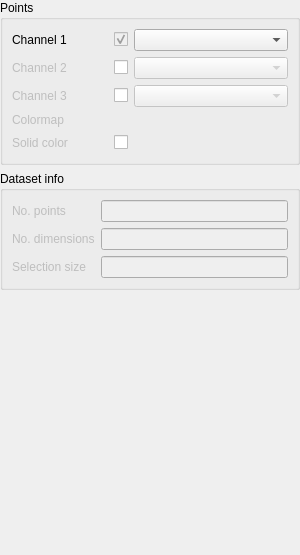
Old version of the form src/PointsLayerWidget.ui in the repository ManiVaultStudio/ImageViewerPlugin.
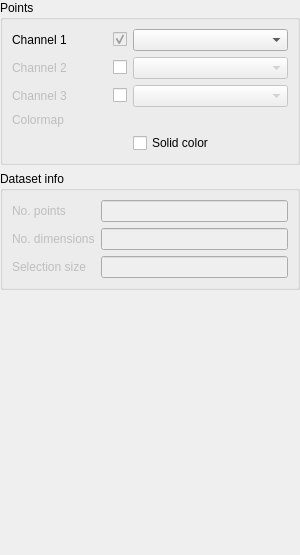
New version of the form. Custom widgets are drawn as their Qt base class.

Commit message: Solid color functionality is working

```diff
--- a/src/PointsLayerWidget.ui
+++ b/src/PointsLayerWidget.ui
@@ -56,60 +56,7 @@
       <string>Points</string>
      </property>
      <layout class="QGridLayout" name="gridLayout">
-      <item row="3" column="1">
-       <widget class="QComboBox" name="channel2ComboBox">
-        <property name="enabled">
-         <bool>false</bool>
-        </property>
-        <property name="sizePolicy">
-         <sizepolicy hsizetype="Preferred" vsizetype="Fixed">
-          <horstretch>1</horstretch>
-          <verstretch>0</verstretch>
-         </sizepolicy>
-        </property>
-       </widget>
-      </item>
-      <item row="8" column="0">
-       <layout class="QHBoxLayout" name="colorHorizontalLayout">
-        <property name="spacing">
-         <number>6</number>
-        </property>
-        <property name="bottomMargin">
-         <number>0</number>
-        </property>
-        <item>
-         <widget class="QLabel" name="solidColorLabel">
-          <property name="enabled">
-           <bool>false</bool>
-          </property>
-          <property name="text">
-           <string>Solid color</string>
-          </property>
-         </widget>
-        </item>
-        <item>
-         <spacer name="colorHorizontalSpacer">
-          <property name="orientation">
-           <enum>Qt::Horizontal</enum>
-          </property>
-          <property name="sizeHint" stdset="0">
-           <size>
-            <width>40</width>
-            <height>20</height>
-           </size>
-          </property>
-         </spacer>
-        </item>
-        <item>
-         <widget class="QCheckBox" name="solidColorCheckBox">
-          <property name="text">
-           <string/>
-          </property>
-         </widget>
-        </item>
-       </layout>
-      </item>
-      <item row="4" column="1">
+      <item row="5" column="1">
        <widget class="QComboBox" name="channel3ComboBox">
         <property name="enabled">
          <bool>false</bool>
@@ -122,13 +69,36 @@
         </property>
        </widget>
       </item>
-      <item row="7" column="0">
-       <widget class="QLabel" name="colormapLabel">
+      <item row="4" column="1">
+       <widget class="QComboBox" name="channel2ComboBox">
         <property name="enabled">
          <bool>false</bool>
         </property>
-        <property name="text">
-         <string>Colormap</string>
+        <property name="sizePolicy">
+         <sizepolicy hsizetype="Preferred" vsizetype="Fixed">
+          <horstretch>1</horstretch>
+          <verstretch>0</verstretch>
+         </sizepolicy>
+        </property>
+       </widget>
+      </item>
+      <item row="2" column="1">
+       <widget class="QComboBox" name="channel1ComboBox">
+        <property name="enabled">
+         <bool>true</bool>
+        </property>
+        <property name="sizePolicy">
+         <sizepolicy hsizetype="Preferred" vsizetype="Fixed">
+          <horstretch>1</horstretch>
+          <verstretch>0</verstretch>
+         </sizepolicy>
+        </property>
+       </widget>
+      </item>
+      <item row="8" column="1">
+       <widget class="ColorMapComboBox" name="colormapComboBox" native="true">
+        <property name="enabled">
+         <bool>false</bool>
         </property>
        </widget>
       </item>
@@ -175,30 +145,7 @@
         </item>
        </layout>
       </item>
-      <item row="8" column="1">
-       <widget class="ColorWidget" name="solidColorPushButton" native="true"/>
-      </item>
-      <item row="2" column="1">
-       <widget class="QComboBox" name="channel1ComboBox">
-        <property name="enabled">
-         <bool>true</bool>
-        </property>
-        <property name="sizePolicy">
-         <sizepolicy hsizetype="Preferred" vsizetype="Fixed">
-          <horstretch>1</horstretch>
-          <verstretch>0</verstretch>
-         </sizepolicy>
-        </property>
-       </widget>
-      </item>
-      <item row="7" column="1">
-       <widget class="ColorMapComboBox" name="colormapComboBox" native="true">
-        <property name="enabled">
-         <bool>false</bool>
-        </property>
-       </widget>
-      </item>
-      <item row="4" column="0">
+      <item row="5" column="0">
        <layout class="QHBoxLayout" name="channel3HorizontalLayout">
         <property name="spacing">
          <number>6</number>
@@ -235,7 +182,17 @@
         </item>
        </layout>
       </item>
-      <item row="3" column="0">
+      <item row="8" column="0">
+       <widget class="QLabel" name="colormapLabel">
+        <property name="enabled">
+         <bool>false</bool>
+        </property>
+        <property name="text">
+         <string>Colormap</string>
+        </property>
+       </widget>
+      </item>
+      <item row="4" column="0">
        <layout class="QHBoxLayout" name="channel2HorizontalLayout">
         <property name="spacing">
          <number>6</number>
@@ -275,6 +232,13 @@
         </item>
        </layout>
       </item>
+      <item row="9" column="1">
+       <widget class="QCheckBox" name="solidColorCheckBox">
+        <property name="text">
+         <string>Solid color</string>
+        </property>
+       </widget>
+      </item>
      </layout>
     </widget>
    </item>
@@ -360,12 +324,6 @@
    <header>colormapcombobox.h</header>
    <container>1</container>
   </customwidget>
-  <customwidget>
-   <class>ColorWidget</class>
-   <extends>QWidget</extends>
-   <header>colorwidget.h</header>
-   <container>1</container>
-  </customwidget>
  </customwidgets>
  <resources/>
  <connections/>
```
The commit also changes 12 other files.
